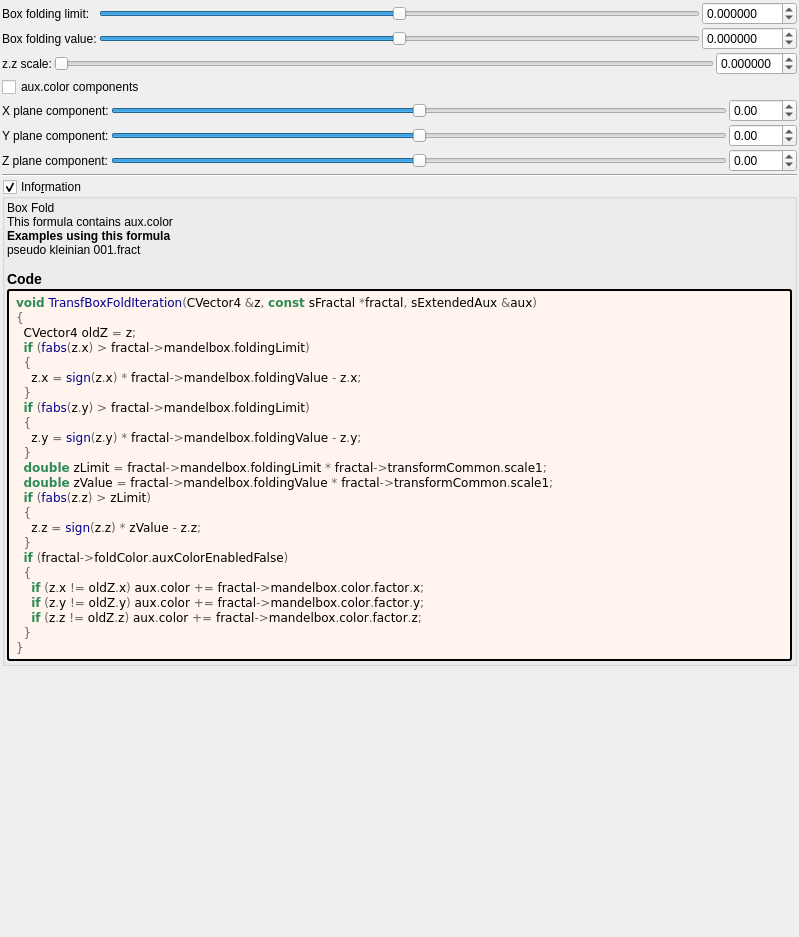
The window that mandelbulber2/formula/ui/fractal_transf_box_fold.ui (buddhi1980/mandelbulber2) describes before a commit, drawn with Qt 5.
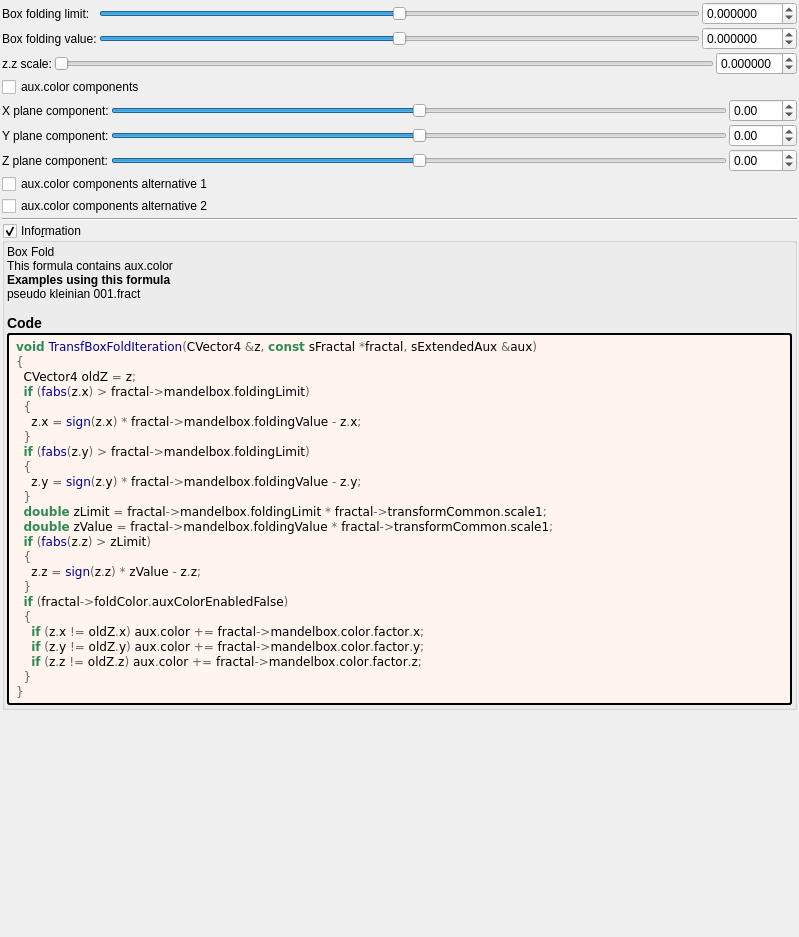
The same window after the commit. Custom widgets are drawn as their Qt base class.

Commit message: added two alternitive aux.color algorthms to transf_box_fold for testing. These alternatives should reduce the possibility of color cuts

The edit to the form file:
```diff
--- a/mandelbulber2/formula/ui/fractal_transf_box_fold.ui
+++ b/mandelbulber2/formula/ui/fractal_transf_box_fold.ui
@@ -396,6 +396,20 @@
      </item>
     </layout>
    </item>
+   <item>
+    <widget class="QCheckBox" name="checkBox_transf_function_enabledCx_false">
+     <property name="text">
+      <string notr="true">aux.color components alternative 1</string>
+     </property>
+    </widget>
+   </item>
+   <item>
+    <widget class="QCheckBox" name="checkBox_transf_function_enabledCy_false">
+     <property name="text">
+      <string notr="true">aux.color components alternative 2</string>
+     </property>
+    </widget>
+   </item>
    <item>
     <widget class="Line" name="line_40">
      <property name="orientation">
```
Left out of the diff: 2 changed lines with no effect on the pictures. The commit also changes 1 other file.
